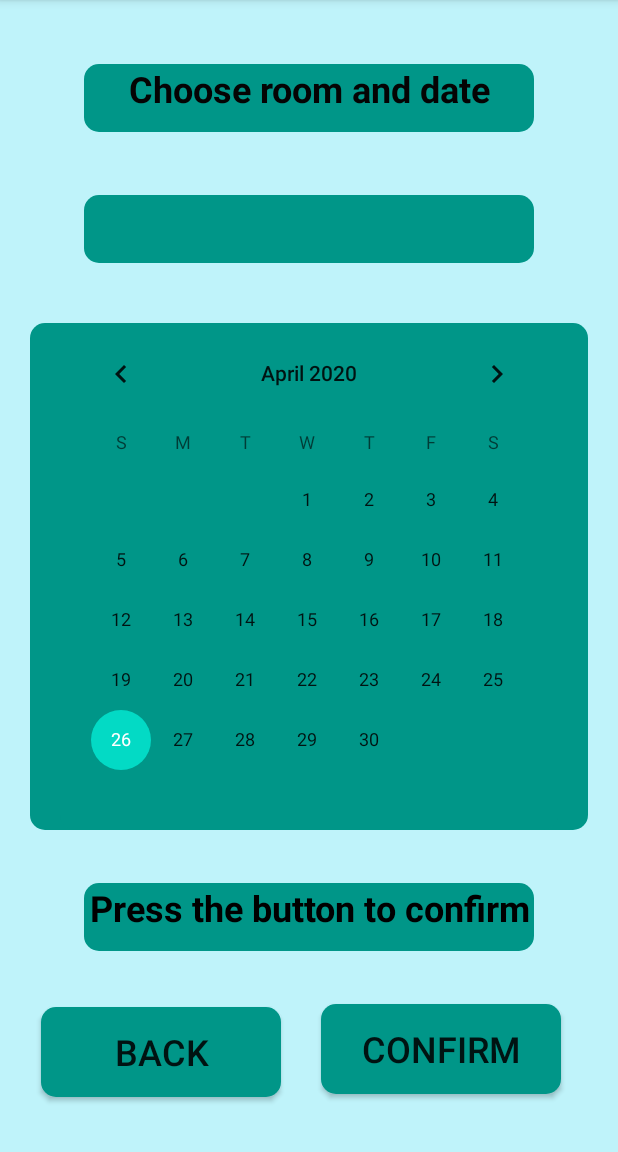
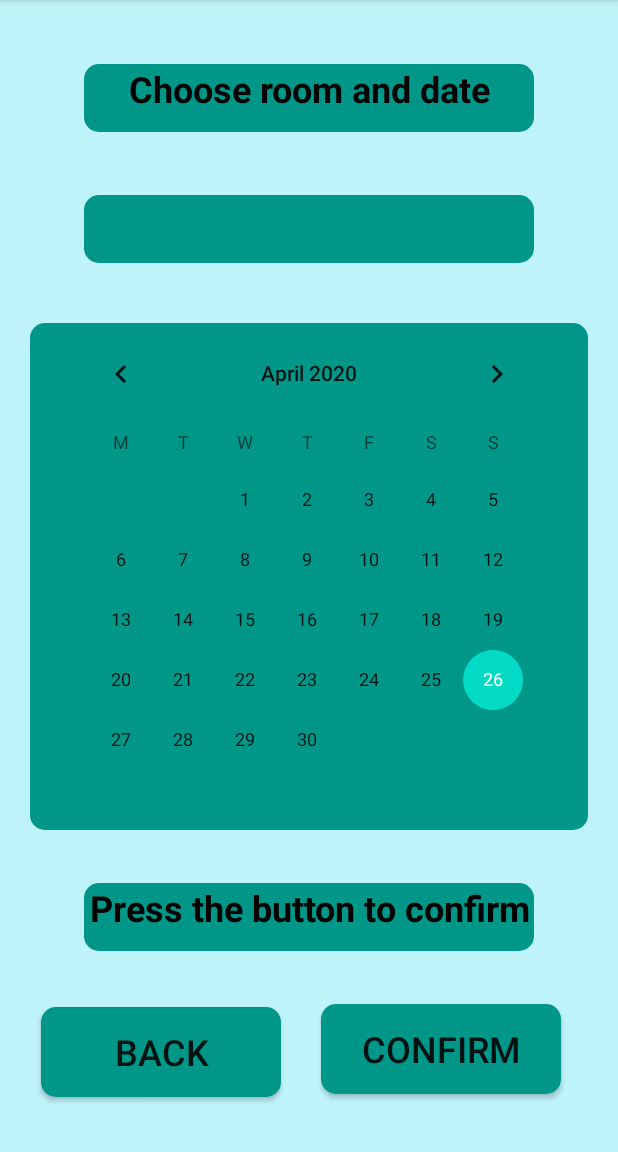
Before and after one commit to PauliAnt/Olioharkkatyo, an Android app: the CalendarActivity screen opened directly, with no data from a screen before it, on a phone screen of 412 x 824 dp, the part 84-1236 px from its top. Run offline under Robolectric (Android 15) with nearby library versions, the phone set to English and light mode, and no system bars; libraries missing offline, so code that uses them is left out: org.simpleframework.xml.

Commit message:
calendar updated

```diff
--- a/app/src/main/res/layout/activity_calender.xml
+++ b/app/src/main/res/layout/activity_calender.xml
@@ -12,6 +12,7 @@
         android:layout_width="wrap_content"
         android:layout_height="wrap_content"
         android:background="@drawable/calender"
+        android:firstDayOfWeek="2"
         android:minDate="01/01/2000"
         android:paddingLeft="20dp"
         android:paddingRight="20dp"
```
